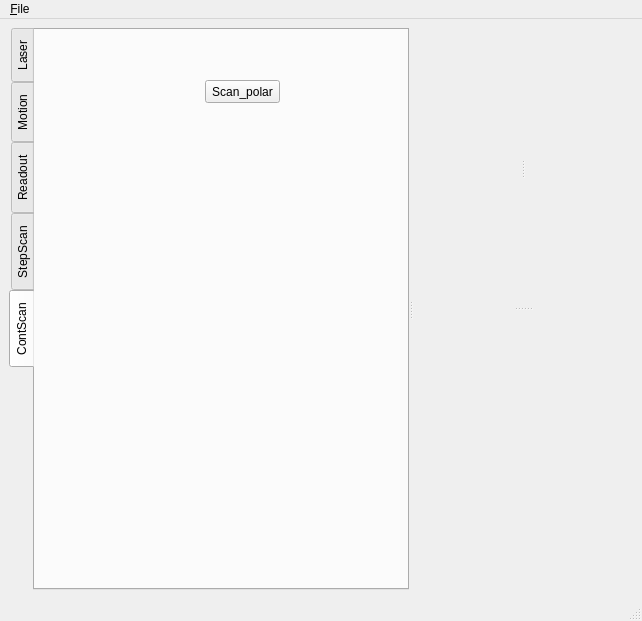
Above: microV.ui from xkronosua/microV before the change. Below: the same form after it.
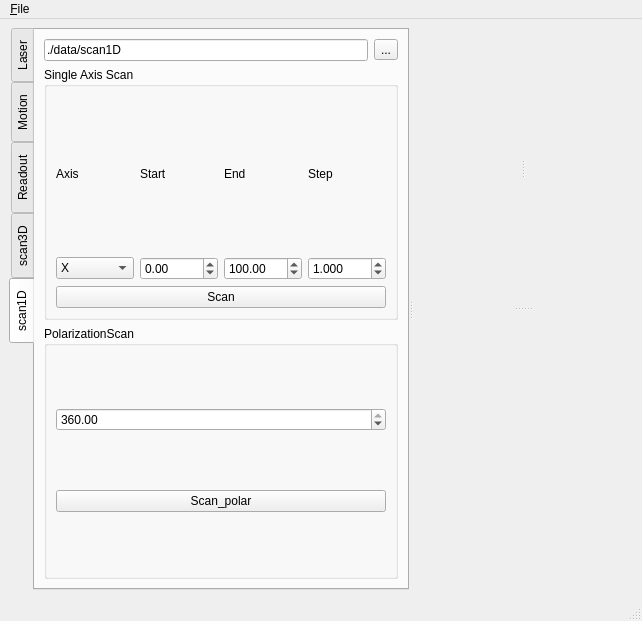
That is the form after the change. The open tabs and pages were chosen to show the change.

Patch:
```diff
--- a/microV.ui
+++ b/microV.ui
@@ -892,7 +892,7 @@
        </widget>
        <widget class="QWidget" name="StepScan">
         <attribute name="title">
-         <string>StepScan</string>
+         <string>scan3D</string>
         </attribute>
         <layout class="QHBoxLayout" name="horizontalLayout">
          <item>
@@ -1177,24 +1177,174 @@
        </widget>
        <widget class="QWidget" name="tab">
         <attribute name="title">
-         <string>ContScan</string>
+         <string>scan1D</string>
         </attribute>
-        <widget class="QPushButton" name="scanPolar">
-         <property name="geometry">
-          <rect>
-           <x>170</x>
-           <y>50</y>
-           <width>75</width>
-           <height>23</height>
-          </rect>
-         </property>
-         <property name="text">
-          <string>Scan_polar</string>
-         </property>
-         <property name="checkable">
-          <bool>true</bool>
-         </property>
-        </widget>
+        <layout class="QVBoxLayout" name="verticalLayout_7">
+         <item>
+          <layout class="QHBoxLayout" name="horizontalLayout_6">
+           <item>
+            <widget class="QLineEdit" name="scan1D_filePath">
+             <property name="text">
+              <string>./data/scan1D</string>
+             </property>
+            </widget>
+           </item>
+           <item>
+            <widget class="QToolButton" name="scan1D_filePath_find">
+             <property name="text">
+              <string>...</string>
+             </property>
+            </widget>
+           </item>
+          </layout>
+         </item>
+         <item>
+          <widget class="QGroupBox" name="groupBox_4">
+           <property name="title">
+            <string>Single Axis Scan</string>
+           </property>
+           <layout class="QVBoxLayout" name="verticalLayout_8">
+            <item>
+             <layout class="QGridLayout" name="gridLayout_10">
+              <item row="1" column="1">
+               <widget class="QDoubleSpinBox" name="scan1D_start">
+                <property name="minimum">
+                 <double>-360.000000000000000</double>
+                </property>
+                <property name="maximum">
+                 <double>360.000000000000000</double>
+                </property>
+               </widget>
+              </item>
+              <item row="1" column="2">
+               <widget class="QDoubleSpinBox" name="scan1D_end">
+                <property name="minimum">
+                 <double>-360.000000000000000</double>
+                </property>
+                <property name="maximum">
+                 <double>360.000000000000000</double>
+                </property>
+                <property name="value">
+                 <double>100.000000000000000</double>
+                </property>
+               </widget>
+              </item>
+              <item row="1" column="3">
+               <widget class="QDoubleSpinBox" name="scan1D_step">
+                <property name="decimals">
+                 <number>3</number>
+                </property>
+                <property name="minimum">
+                 <double>-360.000000000000000</double>
+                </property>
+                <property name="maximum">
+                 <double>360.000000000000000</double>
+                </property>
+                <property name="value">
+                 <double>1.000000000000000</double>
+                </property>
+               </widget>
+              </item>
+              <item row="1" column="0">
+               <widget class="QComboBox" name="scan1D_axis">
+                <item>
+                 <property name="text">
+                  <string>X</string>
+                 </property>
+                </item>
+                <item>
+                 <property name="text">
+                  <string>Y</string>
+                 </property>
+                </item>
+                <item>
+                 <property name="text">
+                  <string>Z</string>
+                 </property>
+                </item>
+                <item>
+                 <property name="text">
+                  <string>HWP</string>
+                 </property>
+                </item>
+               </widget>
+              </item>
+              <item row="0" column="0">
+               <widget class="QLabel" name="label_4">
+                <property name="text">
+                 <string>Axis</string>
+                </property>
+               </widget>
+              </item>
+              <item row="0" column="1">
+               <widget class="QLabel" name="label_11">
+                <property name="text">
+                 <string>Start</string>
+                </property>
+               </widget>
+              </item>
+              <item row="0" column="2">
+               <widget class="QLabel" name="label_12">
+                <property name="text">
+                 <string>End</string>
+                </property>
+               </widget>
+              </item>
+              <item row="0" column="3">
+               <widget class="QLabel" name="label_13">
+                <property name="text">
+                 <string>Step</string>
+                </property>
+               </widget>
+              </item>
+             </layout>
+            </item>
+            <item>
+             <widget class="QPushButton" name="scan1D_Scan">
+              <property name="text">
+               <string>Scan</string>
+              </property>
+              <property name="checkable">
+               <bool>true</bool>
+              </property>
+             </widget>
+            </item>
+           </layout>
+          </widget>
+         </item>
+         <item>
+          <widget class="QGroupBox" name="groupBox_2">
+           <property name="title">
+            <string>PolarizationScan</string>
+           </property>
+           <layout class="QGridLayout" name="gridLayout_9">
+            <item row="0" column="0">
+             <widget class="QDoubleSpinBox" name="scanPolar_angle">
+              <property name="minimum">
+               <double>-360.000000000000000</double>
+              </property>
+              <property name="maximum">
+               <double>360.000000000000000</double>
+              </property>
+              <property name="value">
+               <double>360.000000000000000</double>
+              </property>
+             </widget>
+            </item>
+            <item row="1" column="0">
+             <widget class="QPushButton" name="scanPolar">
+              <property name="text">
+               <string>Scan_polar</string>
+              </property>
+              <property name="checkable">
+               <bool>true</bool>
+              </property>
+             </widget>
+            </item>
+           </layout>
+          </widget>
+         </item>
+        </layout>
        </widget>
       </widget>
       <widget class="QSplitter" name="splitter_2">
```
Left out of the diff: 28 changed lines with no effect on the pictures.
